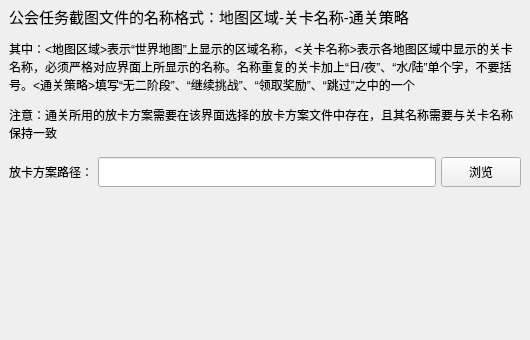
First picture: the form in AppImplement/UIFiles/UnionQuestParam.ui, repository LinFeng-BingYi/FVM_Backstage_Assistant_LFBY, before the edit.
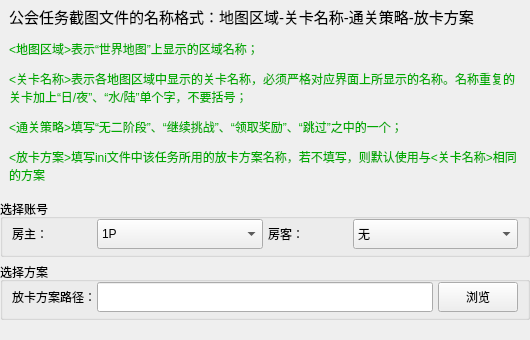
Second picture: the form after the edit.

Commit message: 优化各功能界面，使得在[开始]功能中选择组队模式的前提下，其他功能仍然可以选择单人模式; 此外，为每个功能都增加“放卡ini文件路径的选择，方便多个ini文件的使用

Diff of the .ui file:
```diff
--- a/AppImplement/UIFiles/UnionQuestParam.ui
+++ b/AppImplement/UIFiles/UnionQuestParam.ui
@@ -13,7 +13,7 @@
   <property name="windowTitle">
    <string>Form</string>
   </property>
-  <layout class="QVBoxLayout" name="verticalLayout_top">
+  <layout class="QVBoxLayout" name="verticalLayout_top" stretch="7,2,2,0">
    <property name="spacing">
     <number>5</number>
    </property>
@@ -44,7 +44,7 @@
       <item>
        <widget class="QLabel" name="label_dsc">
         <property name="text">
-         <string>&lt;html&gt;&lt;head/&gt;&lt;body&gt;&lt;p&gt;&lt;span style=&quot; font-size:11pt;&quot;&gt;公会任务截图文件的名称格式：地图区域-关卡名称-通关策略&lt;/span&gt;&lt;/p&gt;&lt;p&gt;其中：&amp;lt;地图区域&amp;gt;表示“世界地图”上显示的区域名称，&amp;lt;关卡名称&amp;gt;表示各地图区域中显示的关卡名称，必须严格对应界面上所显示的名称。名称重复的关卡加上“日/夜”、“水/陆”单个字，不要括号。&amp;lt;通关策略&amp;gt;填写“无二阶段”、“继续挑战”、“领取奖励”、“跳过”之中的一个&lt;/p&gt;&lt;p&gt;注意：通关所用的放卡方案需要在该界面选择的放卡方案文件中存在，且其名称需要与关卡名称保持一致&lt;/p&gt;&lt;/body&gt;&lt;/html&gt;</string>
+         <string>&lt;html&gt;&lt;head/&gt;&lt;body&gt;&lt;p&gt;&lt;span style=&quot; font-size:11pt;&quot;&gt;公会任务截图文件的名称格式：地图区域-关卡名称-通关策略-放卡方案&lt;/span&gt;&lt;/p&gt;&lt;p&gt;&lt;span style=&quot; color:#00aa00;&quot;&gt;&amp;lt;地图区域&amp;gt;表示“世界地图”上显示的区域名称；&lt;/span&gt;&lt;/p&gt;&lt;p&gt;&lt;span style=&quot; color:#00aa00;&quot;&gt;&amp;lt;关卡名称&amp;gt;表示各地图区域中显示的关卡名称，必须严格对应界面上所显示的名称。名称重复的关卡加上“日/夜”、“水/陆”单个字，不要括号；&lt;/span&gt;&lt;/p&gt;&lt;p&gt;&lt;span style=&quot; color:#00aa00;&quot;&gt;&amp;lt;通关策略&amp;gt;填写“无二阶段”、“继续挑战”、“领取奖励”、“跳过”之中的一个；&lt;/span&gt;&lt;/p&gt;&lt;p&gt;&lt;span style=&quot; color:#00aa00;&quot;&gt;&amp;lt;放卡方案&amp;gt;填写ini文件中该任务所用的放卡方案名称，若不填写，则默认使用与&amp;lt;关卡名称&amp;gt;相同的方案&lt;/span&gt;&lt;/p&gt;&lt;/body&gt;&lt;/html&gt;</string>
         </property>
         <property name="wordWrap">
          <bool>true</bool>
@@ -55,7 +55,99 @@
     </widget>
    </item>
    <item>
-    <widget class="QWidget" name="widget_file_path" native="true">
+    <widget class="QGroupBox" name="groupBox_select_players">
+     <property name="title">
+      <string>选择账号</string>
+     </property>
+     <layout class="QHBoxLayout" name="horizontalLayout_select_players">
+      <property name="spacing">
+       <number>5</number>
+      </property>
+      <property name="topMargin">
+       <number>0</number>
+      </property>
+      <property name="bottomMargin">
+       <number>5</number>
+      </property>
+      <item>
+       <widget class="QLabel" name="label_select_1p">
+        <property name="maximumSize">
+         <size>
+          <width>80</width>
+          <height>16777215</height>
+         </size>
+        </property>
+        <property name="text">
+         <string>房主：</string>
+        </property>
+       </widget>
+      </item>
+      <item>
+       <widget class="QComboBox" name="comboBox_select_1p">
+        <property name="minimumSize">
+         <size>
+          <width>0</width>
+          <height>30</height>
+         </size>
+        </property>
+        <item>
+         <property name="text">
+          <string>1P</string>
+         </property>
+        </item>
+        <item>
+         <property name="text">
+          <string>2P</string>
+         </property>
+        </item>
+       </widget>
+      </item>
+      <item>
+       <widget class="QLabel" name="label_select_2p">
+        <property name="maximumSize">
+         <size>
+          <width>80</width>
+          <height>16777215</height>
+         </size>
+        </property>
+        <property name="text">
+         <string>房客：</string>
+        </property>
+       </widget>
+      </item>
+      <item>
+       <widget class="QComboBox" name="comboBox_select_2p">
+        <property name="minimumSize">
+         <size>
+          <width>0</width>
+          <height>30</height>
+         </size>
+        </property>
+        <item>
+         <property name="text">
+          <string>无</string>
+         </property>
+        </item>
+        <item>
+         <property name="text">
+          <string>1P</string>
+         </property>
+        </item>
+        <item>
+         <property name="text">
+          <string>2P</string>
+         </property>
+        </item>
+       </widget>
+      </item>
+     </layout>
+    </widget>
+   </item>
+   <item>
+    <widget class="QGroupBox" name="groupBox_file_path">
+     <property name="title">
+      <string>选择方案</string>
+     </property>
      <layout class="QHBoxLayout" name="horizontalLayout_file_path">
       <property name="spacing">
        <number>5</number>
@@ -64,7 +156,7 @@
        <number>0</number>
       </property>
       <property name="bottomMargin">
-       <number>0</number>
+       <number>5</number>
       </property>
       <item>
        <widget class="QLabel" name="label_file_path">
@@ -74,6 +166,12 @@
           <height>0</height>
          </size>
         </property>
+        <property name="maximumSize">
+         <size>
+          <width>80</width>
+          <height>16777215</height>
+         </size>
+        </property>
         <property name="text">
          <string>放卡方案路径：</string>
         </property>
```
The commit also changes 32 other files.
